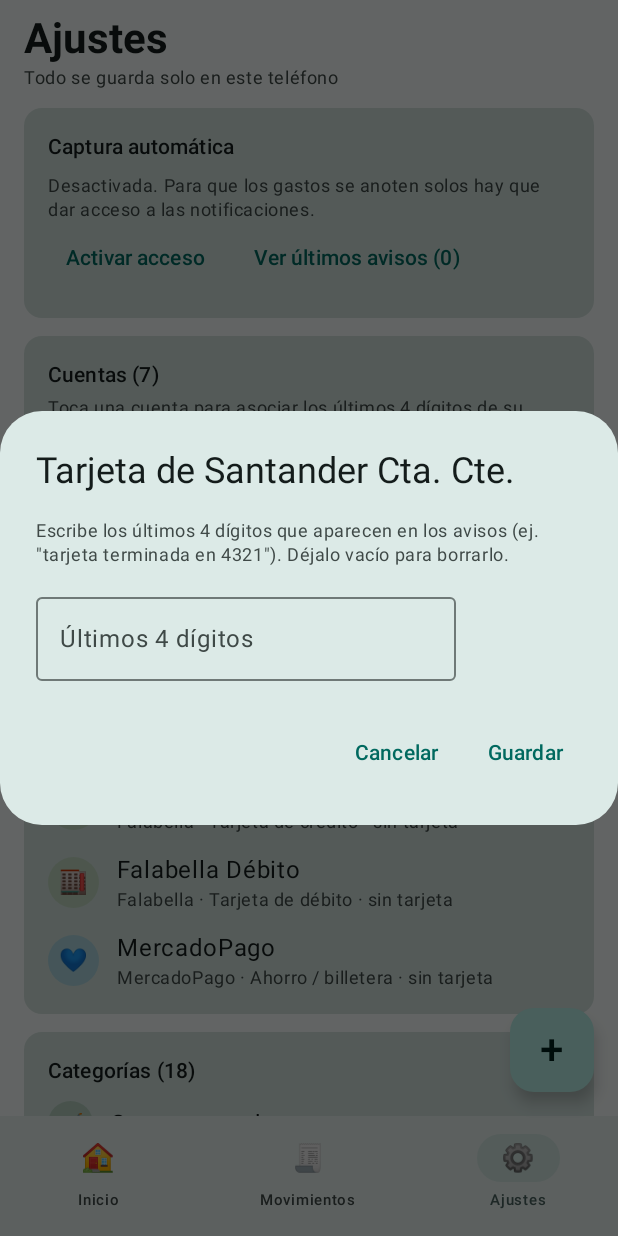
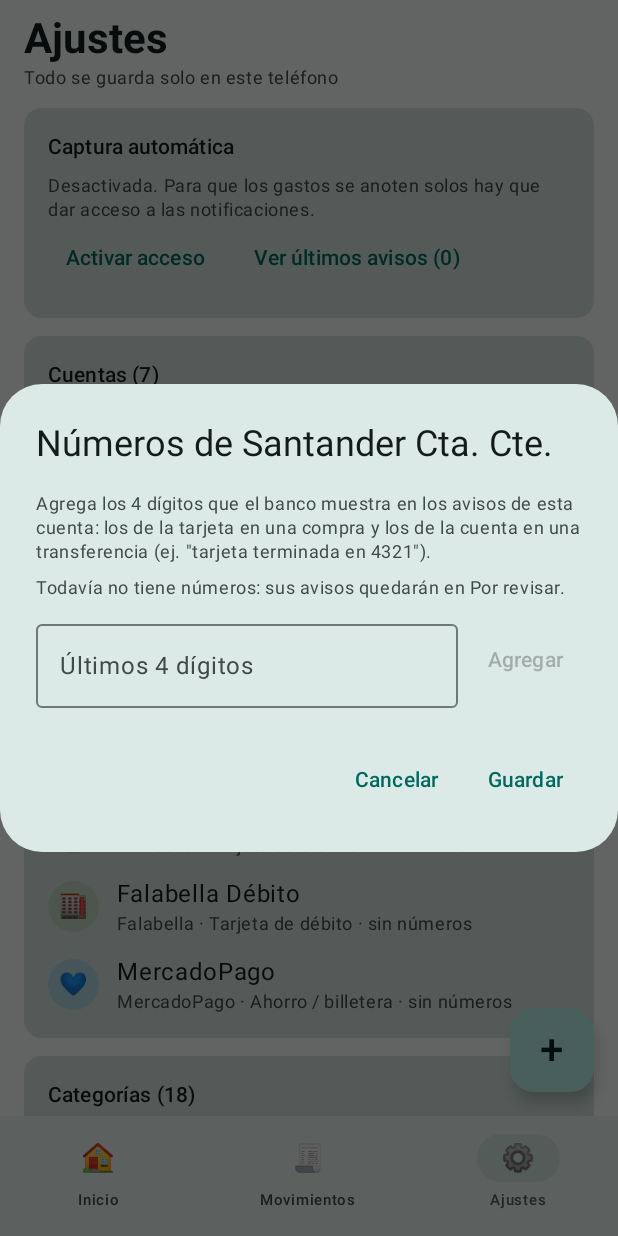
Before and after one commit to bustossebap/wenagastos, an Android app built with Jetpack Compose: the SettingsScreen screen opened through its navigation route, after a tap on an icon or button, on a phone screen of 412 x 824 dp. Run offline under Robolectric (Android 15) with nearby library versions, the phone set to English and light mode, and no system bars; our stand-ins replace Room's generated code.

Commit message:
Ajustes: varios números por cuenta y textos de tarjeta/cuenta
Una cuenta puede tener más de un número de 4 dígitos: el de la cuenta en las
transferencias y el de la tarjeta en las compras. Se guardan separados por coma
en accounts.last4 ("1483,4321") y findByLast4 los compara por número exacto con
la lista delimitada, así 1234 no matchea dentro de otro número. Sin migración:
el formato de un solo número sigue funcionando.

- domain/Accounts.kt: numbers()/parseNumbers()/normalizeNumbers().
- SettingsScreen: diálogo "Números de {cuenta}" con lista, Agregar y Quitar; el
  subtítulo muestra todos (•••• 1483 · •••• 4321) o "sin números".
- La nota del caso sin número ahora dice "Asigna el número *1234 a una cuenta".
- Tests: 6 de AccountsTest, 2 de captura (dos números en la misma cuenta y un
  número parecido que no debe completar el movimiento) y el fake de findByLast4.

```diff
--- a/app/src/main/java/cl/wenasea/wenagastos/capture/CaptureEngine.kt
+++ b/app/src/main/java/cl/wenasea/wenagastos/capture/CaptureEngine.kt
@@ -165,7 +165,7 @@ class CaptureEngine(
             return AccountChoice(
                 account = chosen,
                 isPlaceholder = last4 != null,
-                reason = last4?.let { "Asigna la tarjeta *$it a una cuenta" },
+                reason = last4?.let { "Asigna el número *$it a una cuenta" },
             )
         }
 
--- a/app/src/main/java/cl/wenasea/wenagastos/data/local/dao/AccountDao.kt
+++ b/app/src/main/java/cl/wenasea/wenagastos/data/local/dao/AccountDao.kt
@@ -19,7 +19,15 @@ interface AccountDao {
     @Query("SELECT * FROM accounts WHERE isActive = 1 ORDER BY id ASC")
     suspend fun getAllActive(): List<AccountEntity>
 
-    @Query("SELECT * FROM accounts WHERE last4 = :last4 AND isActive = 1 ORDER BY id ASC LIMIT 1")
+    /**
+     * Busca una cuenta activa por número exacto. `last4` guarda una lista separada por comas,
+     * así que se compara con los delimitadores puestos: `1234` no matchea dentro de otro número.
+     */
+    @Query(
+        "SELECT * FROM accounts WHERE isActive = 1 " +
+            "AND ',' || last4 || ',' LIKE '%,' || :last4 || ',%' " +
+            "ORDER BY id ASC LIMIT 1",
+    )
     suspend fun findByLast4(last4: String): AccountEntity?
 
     @Query("SELECT * FROM accounts WHERE id = :id")
--- a/app/src/main/java/cl/wenasea/wenagastos/data/local/entity/Entities.kt
+++ b/app/src/main/java/cl/wenasea/wenagastos/data/local/entity/Entities.kt
@@ -14,6 +14,11 @@ data class AccountEntity(
     val name: String,
     val institution: Institution,
     val kind: AccountKind,
+    /**
+     * Números de 4 dígitos que el banco muestra en los avisos de esta cuenta, separados por
+     * coma: el de la tarjeta en las compras y el de la cuenta en las transferencias.
+     * Ej. `"5678,1234"`. El cruce con los avisos se hace por número exacto, no por parecido.
+     */
     val last4: String? = null,
     val colorHex: String,
     val isActive: Boolean = true,
--- /dev/null
+++ b/app/src/main/java/cl/wenasea/wenagastos/domain/Accounts.kt
@@ -0,0 +1,30 @@
+package cl.wenasea.wenagastos.domain
+
+import cl.wenasea.wenagastos.data.local.entity.AccountEntity
+
+/**
+ * Números de 4 dígitos que el banco imprime en los avisos de una cuenta: los de la tarjeta
+ * en las compras y los de la cuenta en las transferencias. Una misma cuenta puede tener
+ * varios (ej. el número de la cuenta corriente y el de su tarjeta de débito).
+ *
+ * Se guardan separados por coma en [AccountEntity.last4]; acá vuelven como lista, sin
+ * vacíos, sin repetidos y en el orden en que los agregó el usuario.
+ */
+fun AccountEntity.numbers(): List<String> = parseNumbers(last4)
+
+/** Lee la lista separada por coma descartando lo que no sea un número de 4 dígitos. */
+fun parseNumbers(csv: String?): List<String> =
+    csv.orEmpty()
+        .split(',')
+        .map(String::trim)
+        .filter { it.length == 4 && it.all(Char::isDigit) }
+        .distinct()
+
+/** Normaliza para guardar: se queda con los 4 dígitos de cada entrada y quita repetidos. */
+fun normalizeNumbers(numbers: Iterable<String>): String? =
+    numbers
+        .map { it.filter(Char::isDigit).take(4) }
+        .filter { it.length == 4 }
+        .distinct()
+        .joinToString(",")
+        .ifEmpty { null }
--- a/app/src/main/java/cl/wenasea/wenagastos/ui/settings/SettingsScreen.kt
+++ b/app/src/main/java/cl/wenasea/wenagastos/ui/settings/SettingsScreen.kt
@@ -19,6 +19,7 @@ import androidx.compose.material3.TextButton
 import androidx.compose.runtime.Composable
 import androidx.compose.runtime.DisposableEffect
 import androidx.compose.runtime.getValue
+import androidx.compose.runtime.mutableStateListOf
 import androidx.compose.runtime.mutableStateOf
 import androidx.compose.runtime.remember
 import androidx.compose.runtime.setValue
@@ -35,6 +36,7 @@ import androidx.lifecycle.compose.collectAsStateWithLifecycle
 import androidx.lifecycle.viewmodel.compose.viewModel
 import cl.wenasea.wenagastos.capture.NotificationAccess
 import cl.wenasea.wenagastos.data.local.entity.AccountEntity
+import cl.wenasea.wenagastos.domain.numbers
 import cl.wenasea.wenagastos.ui.common.CategoryAvatar
 import cl.wenasea.wenagastos.ui.common.LocalContainer
 import cl.wenasea.wenagastos.ui.common.SectionHeader
@@ -130,8 +132,9 @@ fun SettingsScreen(
                 Column(modifier = Modifier.padding(16.dp)) {
                     SectionHeader(title = "Cuentas (${state.accounts.size})")
                     Text(
-                        text = "Toca una cuenta para asociar los últimos 4 dígitos de su tarjeta: " +
-                            "así cada aviso del banco cae en la cuenta correcta.",
+                        text = "Toca una cuenta para asociar los 4 dígitos que aparecen en sus " +
+                            "avisos: los de la tarjeta en una compra y los de la cuenta en una " +
+                            "transferencia. Puede tener más de uno.",
                         style = MaterialTheme.typography.bodySmall,
                         color = MaterialTheme.colorScheme.onSurfaceVariant,
                         modifier = Modifier.padding(top = 4.dp),
@@ -161,7 +164,11 @@ fun SettingsScreen(
                                         append(" · ")
                                         append(account.kind.label)
                                         append(" · ")
-                                        append(account.last4?.let { "•••• $it" } ?: "sin tarjeta")
+                                        append(
+                                            account.numbers()
+                                                .joinToString(" · ") { "•••• $it" }
+                                                .ifEmpty { "sin números" },
+                                        )
                                     },
                                     style = MaterialTheme.typography.bodySmall,
                                     color = MaterialTheme.colorScheme.onSurfaceVariant,
@@ -224,51 +231,98 @@ fun SettingsScreen(
     }
 
     editingAccount?.let { account ->
-        Last4Dialog(
+        AccountNumbersDialog(
             account = account,
             onDismiss = { editingAccount = null },
-            onSave = { text ->
-                viewModel.setLast4(account, text)
+            onSave = { numbers ->
+                viewModel.setNumbers(account, numbers)
                 editingAccount = null
             },
         )
     }
 }
 
-/** Diálogo para asociar los últimos 4 dígitos de la tarjeta a una cuenta. */
+/**
+ * Diálogo para administrar los números de 4 dígitos de una cuenta: los de la tarjeta en las
+ * compras y los de la cuenta en las transferencias. Se pueden tener varios.
+ */
 @Composable
-private fun Last4Dialog(
+private fun AccountNumbersDialog(
     account: AccountEntity,
     onDismiss: () -> Unit,
-    onSave: (String) -> Unit,
+    onSave: (List<String>) -> Unit,
 ) {
-    var text by remember(account.id) { mutableStateOf(account.last4.orEmpty()) }
+    val numbers = remember(account.id) {
+        mutableStateListOf<String>().apply { addAll(account.numbers()) }
+    }
+    var draft by remember(account.id) { mutableStateOf("") }
+
+    fun addDraft() {
+        val digits = draft.filter(Char::isDigit).take(4)
+        if (digits.length == 4 && digits !in numbers) numbers.add(digits)
+        draft = ""
+    }
 
     AlertDialog(
         onDismissRequest = onDismiss,
-        title = { Text("Tarjeta de ${account.name}") },
+        title = { Text("Números de ${account.name}") },
         text = {
             Column {
                 Text(
-                    text = "Escribe los últimos 4 dígitos que aparecen en los avisos " +
-                        "(ej. \"tarjeta terminada en 4321\"). Déjalo vacío para borrarlo.",
+                    text = "Agrega los 4 dígitos que el banco muestra en los avisos de esta " +
+                        "cuenta: los de la tarjeta en una compra y los de la cuenta en una " +
+                        "transferencia (ej. \"tarjeta terminada en 4321\").",
                     style = MaterialTheme.typography.bodySmall,
                     color = MaterialTheme.colorScheme.onSurfaceVariant,
                 )
+                if (numbers.isEmpty()) {
+                    Text(
+                        text = "Todavía no tiene números: sus avisos quedarán en Por revisar.",
+                        style = MaterialTheme.typography.bodySmall,
+                        color = MaterialTheme.colorScheme.onSurfaceVariant,
+                        modifier = Modifier.padding(top = 8.dp),
+                    )
+                }
+                numbers.forEach { number ->
+                    Row(
+                        modifier = Modifier
+                            .fillMaxWidth()
+                            .padding(top = 4.dp),
+                        verticalAlignment = Alignment.CenterVertically,
+                    ) {
+                        Text(
+                            text = "•••• $number",
+                            style = MaterialTheme.typography.bodyLarge,
+                            modifier = Modifier.weight(1f),
+                        )
+                        TextButton(onClick = { numbers.remove(number) }) {
+                            Text("Quitar")
+                        }
+                    }
+                }
+                Row(
+                    modifier = Modifier.padding(top = 8.dp),
+                    verticalAlignment = Alignment.CenterVertically,
+                    horizontalArrangement = Arrangement.spacedBy(8.dp),
+                ) {
                     OutlinedTextField(
-                    value = text,
+                        value = draft,
                         onValueChange = { input ->
-                        text = input.filter(Char::isDigit).take(4)
+                            draft = input.filter(Char::isDigit).take(4)
                         },
                         label = { Text("Últimos 4 dígitos") },
                         singleLine = true,
                         keyboardOptions = KeyboardOptions(keyboardType = KeyboardType.Number),
-                    modifier = Modifier.padding(top = 12.dp),
+                        modifier = Modifier.weight(1f),
                     )
+                    TextButton(onClick = { addDraft() }, enabled = draft.length == 4) {
+                        Text("Agregar")
+                    }
+                }
             }
         },
         confirmButton = {
-            TextButton(onClick = { onSave(text) }) {
+            TextButton(onClick = { onSave(numbers.toList()) }) {
                 Text("Guardar")
             }
         },
```
Also changed, not shown: app/src/main/java/cl/wenasea/wenagastos/ui/settings/SettingsViewModel.kt (+4 -5 lines), 4 other files. Lines whose indentation alone changed are shown as unchanged.
